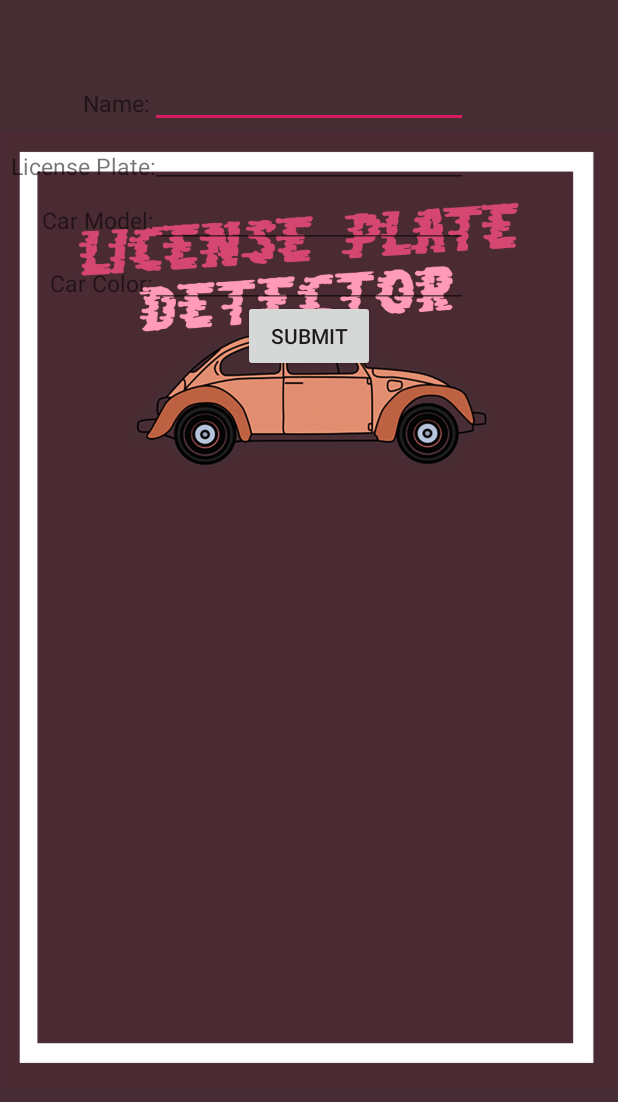
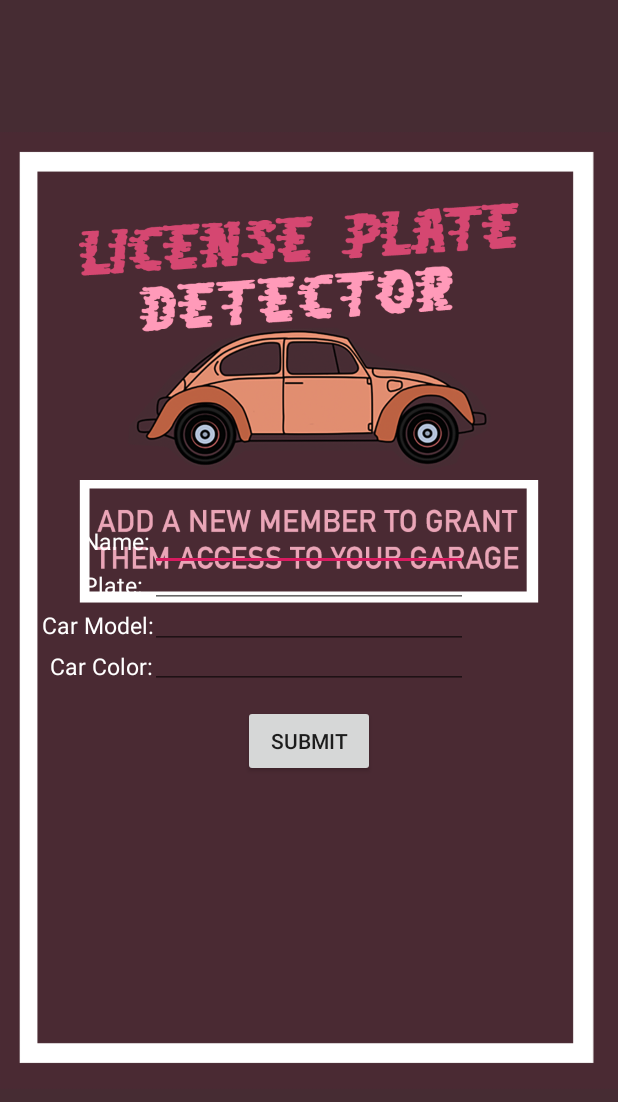
Before and after one commit to emilylakic/CS426-licenseplatesensor, an Android app: the screen it shows after launch (insertcardata), on a phone screen of 412 x 824 dp. Shown: the top 1102 px of the screen. Run offline under Robolectric (Android 15) with nearby library versions, the phone set to English and light mode, and no system bars; our stand-ins replace Firebase (no records; nobody signed in at launch, a user with empty details on screens opened directly).

Commit message:
Description added

```diff
--- a/app/src/main/res/layout/activity_insertcardata.xml
+++ b/app/src/main/res/layout/activity_insertcardata.xml
@@ -12,16 +12,17 @@
         android:layout_marginTop="-10dp"
         android:layout_width="wrap_content"
         android:layout_height="wrap_content"
-        app:srcCompat="@drawable/newbg" />
+        app:srcCompat="@drawable/lpdbg" />
 
     <TextView
         android:id="@+id/nameBlockText"
         android:layout_width="wrap_content"
         android:layout_height="wrap_content"
-        android:layout_marginTop="58dp"
+        android:layout_marginTop="350dp"
         android:layout_marginRight="55dp"
         android:layout_marginLeft="55dp"
         android:textSize="15sp"
+        android:textColor="@color/white"
         android:text="Name:" />
 
     <EditText
@@ -29,39 +30,43 @@
         android:layout_width="wrap_content"
         android:layout_height="wrap_content"
         android:ems="10"
+        android:textColor="@color/white"
         android:layout_marginRight="100dp"
         android:layout_marginLeft="100dp"
-        android:layout_marginTop="40dp"
+        android:layout_marginTop="335dp"
         android:inputType="textPersonName" />
 
     <TextView
         android:id="@+id/plateBlockText"
         android:layout_width="wrap_content"
         android:layout_height="wrap_content"
-        android:layout_marginTop="100dp"
-        android:layout_marginRight="7dp"
-        android:layout_marginLeft="7dp"
+        android:layout_marginTop="379dp"
+        android:layout_marginRight="55dp"
+        android:layout_marginLeft="55dp"
         android:textSize="15sp"
-        android:text="License Plate:" />
+        android:textColor="@color/white"
+        android:text="Plate:" />
 
     <EditText
         android:id="@+id/plateNumber"
         android:layout_width="wrap_content"
         android:layout_height="wrap_content"
         android:layout_marginLeft="100dp"
-        android:layout_marginTop="80dp"
+        android:layout_marginTop="360dp"
         android:layout_marginRight="100dp"
         android:ems="10"
+        android:textColor="@color/white"
         android:inputType="textPersonName" />
 
     <TextView
         android:id="@+id/carModelText"
         android:layout_width="wrap_content"
         android:layout_height="wrap_content"
-        android:layout_marginTop="136dp"
+        android:layout_marginTop="406dp"
         android:layout_marginRight="28dp"
         android:layout_marginLeft="28dp"
         android:textSize="15sp"
+        android:textColor="@color/white"
         android:text="Car Model:" />
 
     <EditText
@@ -69,19 +74,21 @@
         android:layout_width="wrap_content"
         android:layout_height="wrap_content"
         android:layout_marginLeft="100dp"
-        android:layout_marginTop="120dp"
+        android:layout_marginTop="387dp"
         android:layout_marginRight="100dp"
         android:ems="10"
+        android:textColor="@color/white"
         android:inputType="textPersonName" />
 
     <TextView
         android:id="@+id/carColorText"
         android:layout_width="wrap_content"
         android:layout_height="wrap_content"
-        android:layout_marginTop="178dp"
+        android:layout_marginTop="433dp"
         android:layout_marginRight="33dp"
         android:layout_marginLeft="33dp"
         android:textSize="15sp"
+        android:textColor="@color/white"
         android:text="Car Color:" />
 
     <EditText
@@ -89,16 +96,17 @@
         android:layout_width="wrap_content"
         android:layout_height="wrap_content"
         android:layout_marginLeft="100dp"
-        android:layout_marginTop="160dp"
+        android:layout_marginTop="414dp"
         android:layout_marginRight="100dp"
         android:ems="10"
+        android:textColor="@color/white"
         android:inputType="textPersonName" />
 
     <Button
         android:id="@+id/btnSave"
         android:layout_width="wrap_content"
         android:layout_height="wrap_content"
-        android:layout_marginTop="200dp"
+        android:layout_marginTop="470dp"
         android:layout_centerHorizontal="true"
         android:text="Submit" />
 
```
Also changed, not shown: app/src/main/res/drawable/lpdbg.png (added).
